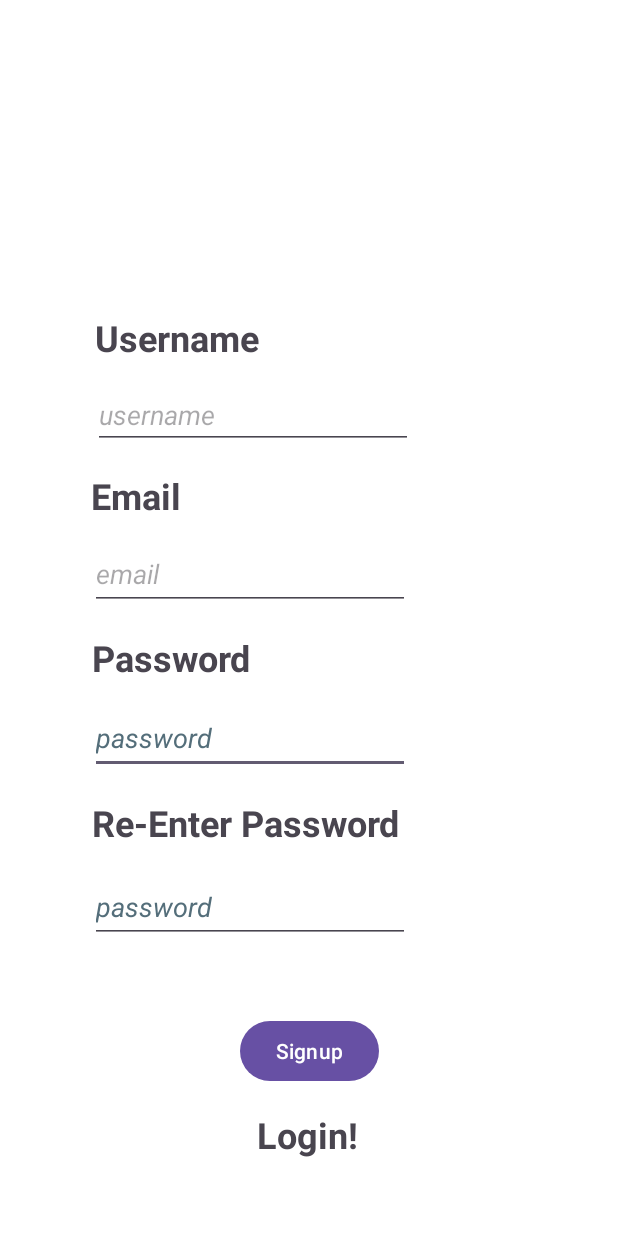
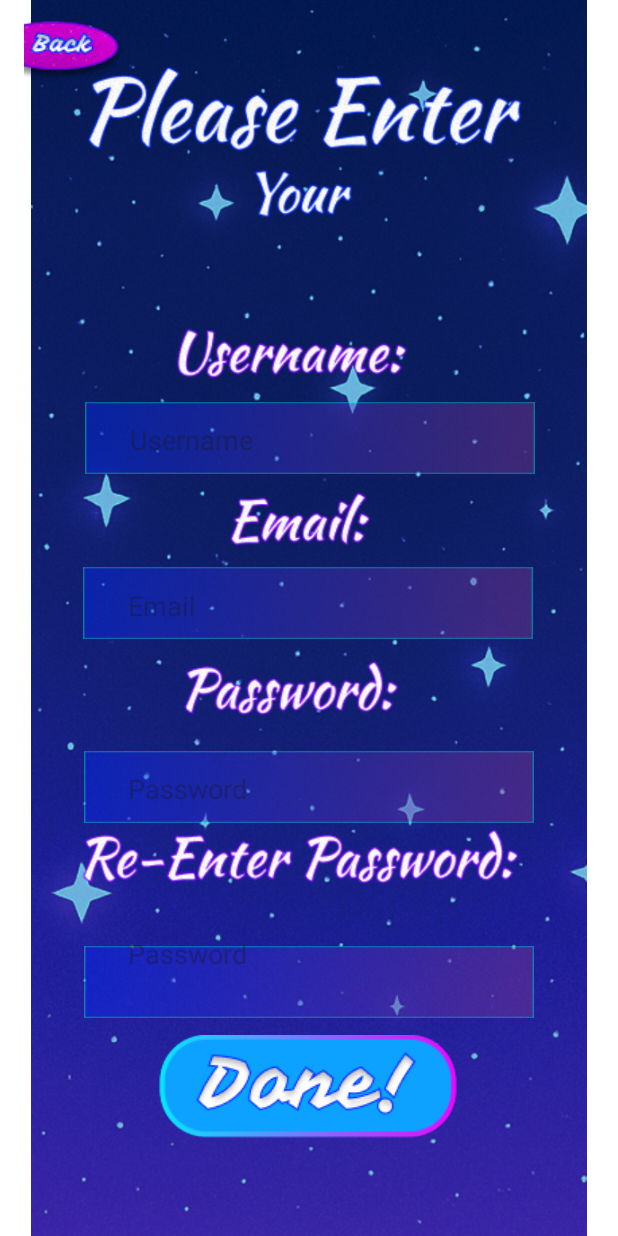
Before and after one commit to Lhekdup/Comp3074_Project, an Android app: the RegistrationActivity screen opened directly, with no data from a screen before it, on a phone screen of 412 x 824 dp. Run offline under Robolectric (Android 15) with nearby library versions, the phone set to English and light mode, and no system bars.

Commit message:
Login & Register finished

```diff
--- a/MessagingApp/app/build.gradle.kts
+++ b/MessagingApp/app/build.gradle.kts
@@ -42,4 +42,5 @@ dependencies {
     androidTestImplementation(libs.ext.junit)
     androidTestImplementation(libs.espresso.core)
     implementation("com.google.android.material:material:1.9.0")
+    implementation("com.intuit.sdp:sdp-android:1.1.1")
 }
--- a/MessagingApp/app/src/main/java/ca/gbc/comp3074/myapplication/RegistrationActivity.java
+++ b/MessagingApp/app/src/main/java/ca/gbc/comp3074/myapplication/RegistrationActivity.java
@@ -5,6 +5,7 @@ import android.os.Bundle;
 import android.view.View;
 import android.widget.Button;
 import android.widget.EditText;
+import android.widget.ImageButton;
 import android.widget.TextView;
 import android.widget.Toast;
 
@@ -16,9 +17,8 @@ import androidx.core.view.WindowInsetsCompat;
 
 public class RegistrationActivity extends AppCompatActivity {
 
-    TextView loginbut;
-    Button button;
-    EditText email, password, password2;
+    ImageButton signupbutton, backbutton;
+    EditText inputEmail, inputPassword, inputPassword2, inputUsername;
 
     @Override
     protected void onCreate(Bundle savedInstanceState) {
@@ -31,16 +31,17 @@ public class RegistrationActivity extends AppCompatActivity {
             return insets;
         });
 
-        email = findViewById(R.id.editTextRegistrationEmailAddress);
-        password = findViewById(R.id.editTextRegistrationPassword1);
-        password2 = findViewById(R.id.editTextRegistrationPassword2);
-        button = findViewById(R.id.registrationbutton);
-        loginbut = findViewById(R.id.loginbutton);
+        inputUsername = findViewById(R.id.inputUsername);
+        inputEmail = findViewById(R.id.inputEmail);
+        inputPassword = findViewById(R.id.inputPassword);
+        inputPassword2 = findViewById(R.id.inputPassword2);
+        signupbutton = findViewById(R.id.signupbutton);
+        backbutton = findViewById(R.id.backbutton);
 
-        button.setOnClickListener(v -> {
-            String signupemail = email.getText().toString().trim();
-            String signuppassword = password.getText().toString().trim();
-            String signuppassword2 = password2.getText().toString().trim();
+        signupbutton.setOnClickListener(v -> {
+            String signupemail = inputEmail.getText().toString().trim();
+            String signuppassword = inputPassword.getText().toString().trim();
+            String signuppassword2 = inputPassword2.getText().toString().trim();
 
             if (signupemail.isEmpty() || signuppassword.isEmpty()) {
                 Toast.makeText(RegistrationActivity.this, "Please enter username and password", Toast.LENGTH_SHORT).show();
@@ -56,7 +57,7 @@ public class RegistrationActivity extends AppCompatActivity {
             }
         });
 
-        loginbut.setOnClickListener(new View.OnClickListener() {
+        backbutton.setOnClickListener(new View.OnClickListener() {
             @Override
             public void onClick(View v) {
                 Intent intent = new Intent(RegistrationActivity.this, SplashActivity.class);
--- a/MessagingApp/app/src/main/res/layout/activity_registration.xml
+++ b/MessagingApp/app/src/main/res/layout/activity_registration.xml
@@ -1,5 +1,6 @@
 <?xml version="1.0" encoding="utf-8"?>
-<androidx.constraintlayout.widget.ConstraintLayout xmlns:android="http://schemas.android.com/apk/res/android"
+<androidx.constraintlayout.widget.ConstraintLayout
+    xmlns:android="http://schemas.android.com/apk/res/android"
     xmlns:app="http://schemas.android.com/apk/res-auto"
     xmlns:tools="http://schemas.android.com/tools"
     android:id="@+id/main"
@@ -8,160 +9,159 @@
     android:background="@color/white"
     tools:context=".RegistrationActivity">
 
-    <TextView
-        android:id="@+id/textView7"
+
+    <!-- Background -->
+    <ImageView
+        android:id="@+id/imageView2"
+        android:layout_width="match_parent"
+        android:layout_height="match_parent"
+        app:srcCompat="@drawable/registration_background"
+        tools:layout_editor_absoluteX="0dp"
+        tools:layout_editor_absoluteY="0dp" />
+
+    <!-- Username field background -->
+    <ImageView
+        android:id="@+id/username"
+        android:layout_width="300dp"
+        android:layout_height="65dp"
+        app:layout_constraintBottom_toBottomOf="parent"
+        app:layout_constraintEnd_toEndOf="parent"
+        app:layout_constraintHorizontal_bias="0.504"
+        app:layout_constraintStart_toStartOf="parent"
+        app:layout_constraintTop_toTopOf="parent"
+        app:layout_constraintVertical_bias="0.342"
+        app:srcCompat="@drawable/login_enterfield" />
+
+    <!-- Username input -->
+    <EditText
+        android:id="@+id/inputUsername"
+        android:layout_width="260dp"
+        android:layout_height="wrap_content"
+        android:background="@android:color/transparent"
+        android:hint="Username"
+        android:inputType="textPersonName"
+        android:padding="10dp"
+        android:textColor="@android:color/black"
+        app:layout_constraintBottom_toBottomOf="parent"
+        app:layout_constraintEnd_toEndOf="parent"
+        app:layout_constraintHorizontal_bias="0.503"
+        app:layout_constraintStart_toStartOf="parent"
+        app:layout_constraintTop_toTopOf="@+id/imageView2"
+        app:layout_constraintVertical_bias="0.347" />
+
+
+    <!-- Email field background -->
+    <ImageView
+        android:id="@+id/email_bg"
+        android:layout_width="300dp"
+        android:layout_height="65dp"
+        app:layout_constraintBottom_toBottomOf="parent"
+        app:layout_constraintEnd_toEndOf="parent"
+        app:layout_constraintHorizontal_bias="0.495"
+        app:layout_constraintStart_toStartOf="parent"
+        app:layout_constraintTop_toTopOf="parent"
+        app:layout_constraintVertical_bias="0.487"
+        app:srcCompat="@drawable/login_enterfield" />
+
+    <!-- Email input -->
+    <EditText
+        android:id="@+id/inputEmail"
+        android:layout_width="260dp"
+        android:layout_height="wrap_content"
+        android:background="@android:color/transparent"
+        android:hint="Email"
+        android:inputType="textEmailAddress"
+        android:padding="10dp"
+        android:textColor="@android:color/black"
+        app:layout_constraintBottom_toBottomOf="@id/email_bg"
+        app:layout_constraintEnd_toEndOf="@id/email_bg"
+        app:layout_constraintStart_toStartOf="@id/email_bg"
+        app:layout_constraintTop_toTopOf="@id/email_bg"
+        app:layout_constraintVertical_bias="0.571" />
+
+    <!-- Password field background 1-->
+    <ImageView
+        android:id="@+id/password_bg"
+        android:layout_width="300dp"
+        android:layout_height="60dp"
+        android:layout_marginTop="60dp"
+        app:layout_constraintTop_toBottomOf="@id/email_bg"
+        app:layout_constraintStart_toStartOf="parent"
+        app:layout_constraintEnd_toEndOf="parent"
+        app:srcCompat="@drawable/login_enterfield" />
+
+    <!-- Password input 1 -->
+    <EditText
+        android:id="@+id/inputPassword"
+        android:layout_width="260dp"
+        android:layout_height="wrap_content"
+        android:background="@android:color/transparent"
+        android:hint="Password"
+        android:inputType="textPassword"
+        android:padding="10dp"
+        android:textColor="@android:color/black"
+        app:layout_constraintBottom_toBottomOf="@id/password_bg"
+        app:layout_constraintEnd_toEndOf="@id/password_bg"
+        app:layout_constraintHorizontal_bias="0.475"
+        app:layout_constraintStart_toStartOf="@id/password_bg"
+        app:layout_constraintTop_toTopOf="@id/password_bg"
+        app:layout_constraintVertical_bias="0.562" />
+
+    <!-- Password field background 2-->
+    <ImageView
+        android:id="@+id/password_bg2"
+        android:layout_width="300dp"
+        android:layout_height="60dp"
+        android:layout_marginTop="190dp"
+        app:layout_constraintTop_toBottomOf="@id/email_bg"
+        app:layout_constraintStart_toStartOf="parent"
+        app:layout_constraintEnd_toEndOf="parent"
+        app:srcCompat="@drawable/login_enterfield" />
+
+    <!-- Password input 2-->
+    <EditText
+        android:id="@+id/inputPassword2"
+        android:layout_width="260dp"
+        android:layout_height="wrap_content"
+        android:background="@android:color/transparent"
+        android:hint="Password"
+        android:inputType="textPassword"
+        android:padding="10dp"
+        android:textColor="@android:color/black"
+        app:layout_constraintBottom_toBottomOf="parent"
+        app:layout_constraintEnd_toEndOf="parent"
+        app:layout_constraintHorizontal_bias="0.496"
+        app:layout_constraintStart_toStartOf="parent"
+        app:layout_constraintTop_toTopOf="@+id/imageView2"
+        app:layout_constraintVertical_bias="0.787" />
+
+    <!-- Register Button -->
+    <ImageButton
+        android:id="@+id/signupbutton"
         android:layout_width="wrap_content"
         android:layout_height="wrap_content"
-        android:text="Email"
-        android:textSize="24sp"
-        android:textStyle="bold"
+        android:background="@drawable/splash_loginbutton"
+        app:layout_constraintBottom_toBottomOf="@+id/imageView2"
+        app:layout_constraintEnd_toEndOf="parent"
+        app:layout_constraintHorizontal_bias="0.497"
+        app:layout_constraintStart_toStartOf="parent"
+        app:layout_constraintTop_toTopOf="@+id/imageView2"
+        app:layout_constraintVertical_bias="0.914"
+        app:srcCompat="@drawable/registration_button" />
+
+    <!-- Back Button -->
+    <ImageButton
+        android:id="@+id/backbutton"
+        android:layout_width="wrap_content"
+        android:layout_height="wrap_content"
+        android:background="@drawable/chat_backbutton"
         app:layout_constraintBottom_toBottomOf="parent"
         app:layout_constraintEnd_toEndOf="parent"
-        app:layout_constraintHorizontal_bias="0.173"
+        app:layout_constraintHorizontal_bias="0.05"
         app:layout_constraintStart_toStartOf="parent"
-        app:layout_constraintTop_toTopOf="parent"
-        app:layout_constraintVertical_bias="0.397" />
-
-    <EditText
-        android:id="@+id/editTextRegistrationPassword1"
-        android:layout_width="wrap_content"
-        android:layout_height="wrap_content"
-        android:ems="10"
-        android:hint="password"
-        android:inputType="textPassword"
-        android:minHeight="48dp"
-        android:textColorHint="#546E7A"
-        android:textStyle="italic"
-        app:layout_constraintBottom_toBottomOf="parent"
-        app:layout_constraintEnd_toEndOf="parent"
-        app:layout_constraintHorizontal_bias="0.303"
-        app:layout_constraintStart_toStartOf="parent"
-        app:layout_constraintTop_toTopOf="parent"
-        app:layout_constraintVertical_bias="0.603" />
-
-
-    <EditText
-        android:id="@+id/editTextRegistrationPassword2"
-        android:layout_width="wrap_content"
-        android:layout_height="wrap_content"
-        android:ems="10"
-        android:hint="password"
-        android:inputType="textPassword"
-        android:minHeight="48dp"
-        android:textColorHint="#546E7A"
-        android:textStyle="italic"
-        app:layout_constraintBottom_toBottomOf="parent"
-        app:layout_constraintEnd_toEndOf="parent"
-        app:layout_constraintHorizontal_bias="0.303"
-        app:layout_constraintStart_toStartOf="parent"
-        app:layout_constraintTop_toTopOf="parent"
-        app:layout_constraintVertical_bias="0.748" />
-
-    <TextView
-        android:id="@+id/textView8"
-        android:layout_width="wrap_content"
-        android:layout_height="wrap_content"
-        android:text="Password"
-        android:textSize="24sp"
-        android:textStyle="bold"
-        app:layout_constraintBottom_toBottomOf="parent"
-        app:layout_constraintEnd_toEndOf="parent"
-        app:layout_constraintHorizontal_bias="0.2"
-        app:layout_constraintStart_toStartOf="parent"
-        app:layout_constraintTop_toTopOf="parent"
-        app:layout_constraintVertical_bias="0.533" />
-
-    <TextView
-        android:id="@+id/textView9"
-        android:layout_width="wrap_content"
-        android:layout_height="wrap_content"
-        android:text="Re-Enter Password"
-        android:textSize="24sp"
-        android:textStyle="bold"
-        app:layout_constraintBottom_toBottomOf="parent"
-        app:layout_constraintEnd_toEndOf="parent"
-        app:layout_constraintHorizontal_bias="0.297"
-        app:layout_constraintStart_toStartOf="parent"
-        app:layout_constraintTop_toTopOf="parent"
-        app:layout_constraintVertical_bias="0.672" />
-
-    <TextView
-        android:id="@+id/textView5"
-        android:layout_width="wrap_content"
-        android:layout_height="wrap_content"
-        android:text="Username"
-        android:textSize="24sp"
-        android:textStyle="bold"
-        app:layout_constraintBottom_toBottomOf="parent"
-        app:layout_constraintEnd_toEndOf="parent"
-        app:layout_constraintHorizontal_bias="0.209"
-        app:layout_constraintStart_toStartOf="parent"
-        app:layout_constraintTop_toTopOf="parent"
-        app:layout_constraintVertical_bias="0.264" />
-
-    <EditText
-        android:id="@+id/editTextRegistrationEmailAddress"
-        android:layout_width="wrap_content"
-        android:layout_height="wrap_content"
-        android:ems="10"
-        android:hint="@string/email"
-        android:inputType="textEmailAddress"
-        android:importantForAutofill="no"
-        android:autofillHints=""
-        android:minHeight="48dp"
-        android:textStyle="italic"
-        app:layout_constraintBottom_toBottomOf="parent"
-        app:layout_constraintEnd_toEndOf="parent"
-        app:layout_constraintHorizontal_bias="0.303"
-        app:layout_constraintStart_toStartOf="parent"
-        app:layout_constraintTop_toTopOf="parent"
-        app:layout_constraintVertical_bias="0.462"
-         />
-
-    <EditText
-        android:id="@+id/editTextRegistrationUsername"
-        android:layout_width="wrap_content"
-        android:layout_height="wrap_content"
-        android:ems="10"
-        android:hint="username"
-        android:inputType="text"
-        android:importantForAutofill="no"
-        android:autofillHints=""
-        android:textStyle="italic"
-        app:layout_constraintBottom_toBottomOf="parent"
-        app:layout_constraintEnd_toEndOf="parent"
-        app:layout_constraintHorizontal_bias="0.313"
-        app:layout_constraintStart_toStartOf="parent"
-        app:layout_constraintTop_toTopOf="parent"
-        app:layout_constraintVertical_bias="0.326"
-         />
-
-    <Button
-        android:id="@+id/registrationbutton"
-        android:layout_width="wrap_content"
-        android:layout_height="wrap_content"
-        android:text="Signup"
-        app:layout_constraintBottom_toBottomOf="parent"
-        app:layout_constraintEnd_toEndOf="parent"
-        app:layout_constraintStart_toStartOf="parent"
-        app:layout_constraintTop_toTopOf="parent"
-        app:layout_constraintVertical_bias="0.872" />
-
-    <TextView
-        android:id="@+id/loginbutton"
-        android:layout_width="wrap_content"
-        android:layout_height="wrap_content"
-        android:text="Login!"
-        android:textSize="24sp"
-        android:textStyle="bold"
-        app:layout_constraintBottom_toBottomOf="parent"
-        app:layout_constraintEnd_toEndOf="parent"
-        app:layout_constraintHorizontal_bias="0.498"
-        app:layout_constraintStart_toStartOf="parent"
-        app:layout_constraintTop_toTopOf="parent"
-        app:layout_constraintVertical_bias="0.935" />
-
-
+        app:layout_constraintTop_toTopOf="@+id/imageView2"
+        app:layout_constraintVertical_bias="0.018"
+        app:srcCompat="@drawable/chat_backbutton" />
 
 
 </androidx.constraintlayout.widget.ConstraintLayout>
```
Also changed, not shown: MessagingApp/app/src/main/java/ca/gbc/comp3074/myapplication/LoginActivity.java (+12 -11 lines), MessagingApp/app/src/main/res/layout/activity_login.xml (+86 -74 lines), MessagingApp/app/src/main/res/drawable/login_background.png (added), MessagingApp/app/src/main/res/drawable/login_button.png (added), MessagingApp/app/src/main/res/drawable/login_enterfield.png (added), MessagingApp/app/src/main/res/drawable/registration_background.png (added), MessagingApp/app/src/main/res/drawable/registration_button.png (added).
